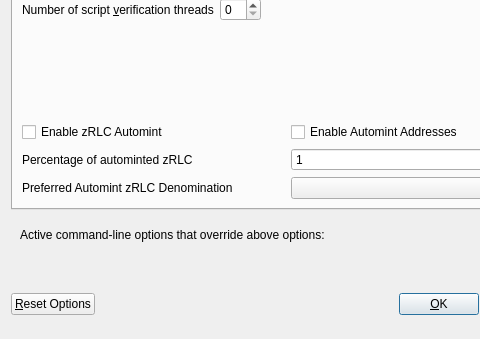
Before: the Qt Designer form src/qt/forms/optionsdialog.ui in realcoin-rlc/RLC, drawn with Qt 5; both pictures show x 0 to 480 and y 103 to 442 of the 576 by 442 pixel window.
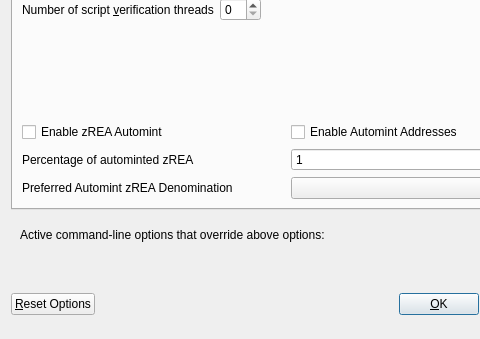
After: the same form once the commit is applied. Custom widgets are drawn as their Qt base class.

Patch:
```diff
--- a/src/qt/forms/optionsdialog.ui
+++ b/src/qt/forms/optionsdialog.ui
@@ -147,7 +147,7 @@
                <enum>Qt::LeftToRight</enum>
               </property>
               <property name="text">
-               <string>Enable zRLC Automint</string>
+               <string>Enable zREA Automint</string>
               </property>
              </widget>
             </item>
@@ -174,7 +174,7 @@
                <string>Percentage of incoming RLC which get automatically converted to zRLC via Zerocoin Protocol (min: 10%)</string>
               </property>
               <property name="text">
-               <string>Percentage of autominted zRLC</string>
+               <string>Percentage of autominted zREA</string>
               </property>
              </widget>
             </item>
@@ -207,7 +207,7 @@
                <string>Wait with automatic conversion to Zerocoin until enough RLC for this denomination is available</string>
               </property>
               <property name="text">
-               <string>Preferred Automint zRLC Denomination</string>
+               <string>Preferred Automint zREA Denomination</string>
               </property>
              </widget>
             </item>
```
Left out of the diff: 18 changed lines with no effect on the pictures.
